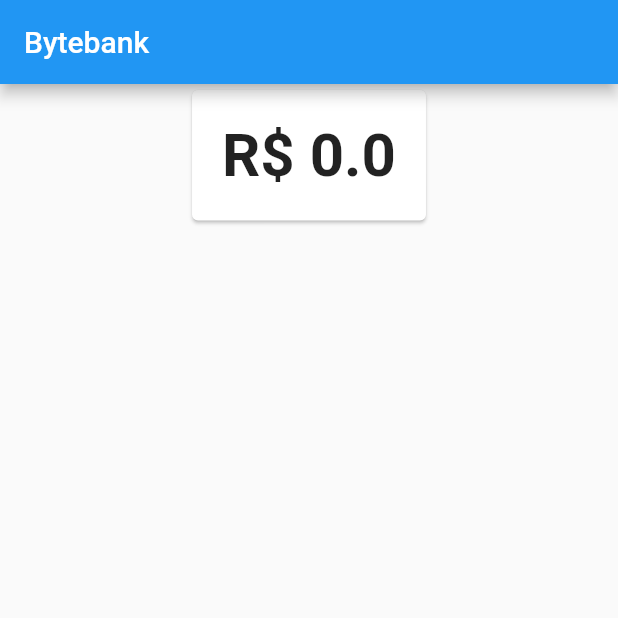
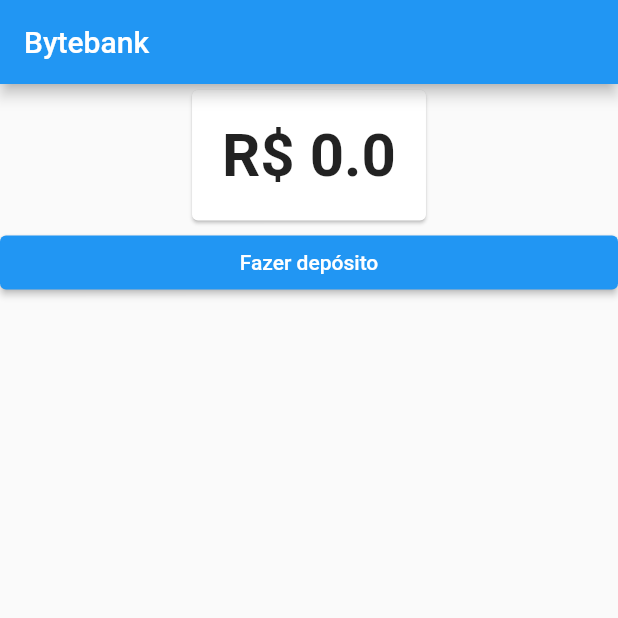
Before and after one commit to yukasolano/alura_flutter, a Flutter app: the screen it shows after launch, on a phone screen of 412 x 824 dp, the top half of it. Run offline on Flutter 3.47's test engine with Material 2 defaults, Android fonts, the phone set to English and light mode, and no system bars.

Commit message:
Curso 6 - Aula 3

```diff
--- a/bytebank/lib/screens/transferencia/dashboard/dashboard.dart
+++ b/bytebank/lib/screens/transferencia/dashboard/dashboard.dart
@@ -1,4 +1,4 @@
-import 'package:alura_flutter/models/saldo.dart';
+import 'package:alura_flutter/screens/transferencia/deposito/formulario_deposito.dart';
 import 'package:flutter/material.dart';
 
 import 'saldo_card.dart';
@@ -12,6 +12,18 @@ class Dashboard extends StatelessWidget {
         appBar: AppBar(
           title: const Text('Bytebank'),
         ),
-        body: Align(alignment: Alignment.topCenter, child: SaldoCard()));
+        body: ListView(
+          children: <Widget>[
+            Align(alignment: Alignment.topCenter, child: SaldoCard()),
+            ElevatedButton(
+              child: Text('Fazer depósito'),
+              onPressed: () {
+                Navigator.push(context, MaterialPageRoute(builder: (context) {
+                  return FormularioDeposito();
+                }));
+              },
+            )
+          ],
+        ));
   }
 }
```
Also changed, not shown: bytebank/lib/models/saldo.dart (+10 -0 lines), bytebank/lib/screens/transferencia/deposito/formulario_deposito.dart (added, +54 -0 lines), bytebank/lib/screens/transferencia/transferencia/formulario.dart (renamed from bytebank/lib/screens/transferencia/formulario.dart), bytebank/lib/screens/transferencia/transferencia/lista.dart (renamed from bytebank/lib/screens/transferencia/lista.dart).
